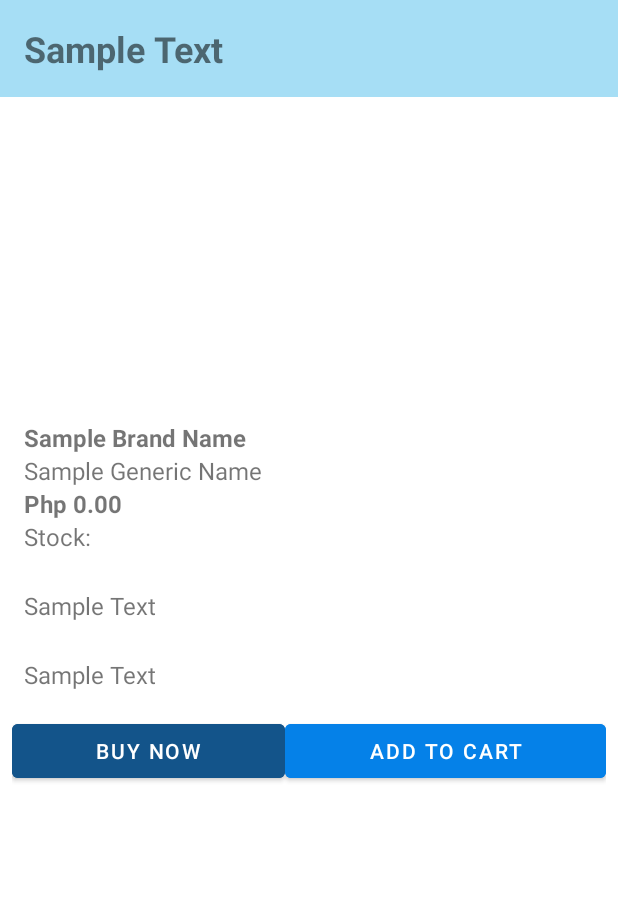
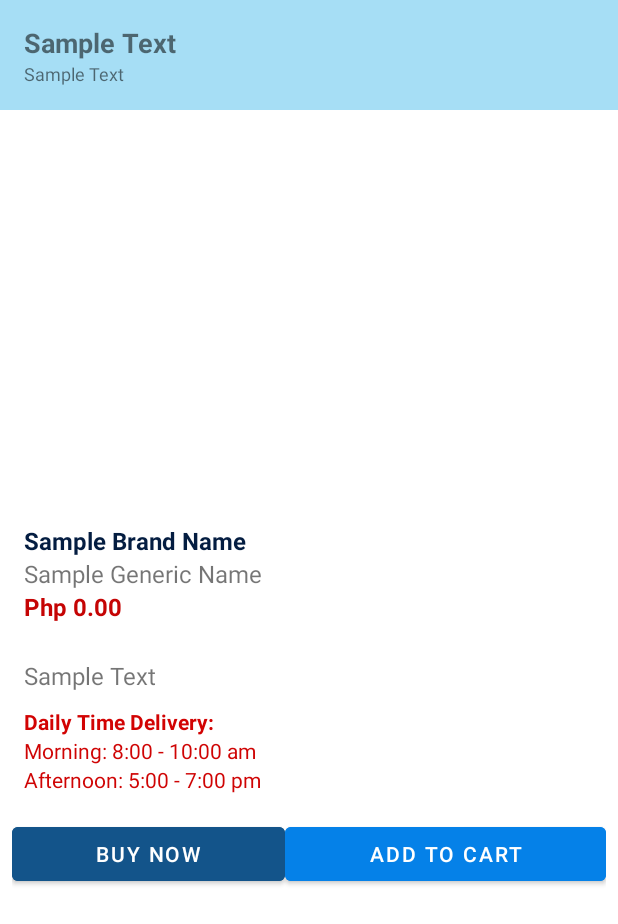
Before and after one commit to TejiApple/Pharmacy3JMobileApp, an Android app: the layout activity_product_details.xml on its own in the app's theme, with its tools: preview values and no code run, on a phone screen of 412 x 824 dp. Shown: the top 924 px of the screen. Run offline under Robolectric (Android 15) with nearby library versions, the phone set to English and light mode, and no system bars.

Commit message:
latest updates

```diff
--- a/app/src/main/AndroidManifest.xml
+++ b/app/src/main/AndroidManifest.xml
@@ -11,7 +11,7 @@
         android:allowBackup="true"
         android:dataExtractionRules="@xml/data_extraction_rules"
         android:fullBackupContent="@xml/backup_rules"
-        android:icon="@drawable/pharmacy_nurse_counter"
+        android:icon="@drawable/pics"
         android:label="@string/app_name"
         android:roundIcon="@mipmap/ic_launcher_round"
         android:supportsRtl="true"
--- a/app/src/main/java/com/project/pharmacy3jmobileapp/ui/ProductDetailsActivity.java
+++ b/app/src/main/java/com/project/pharmacy3jmobileapp/ui/ProductDetailsActivity.java
@@ -80,7 +80,7 @@ public class ProductDetailsActivity extends AppCompatActivity {
         tvItemGenericName = findViewById(R.id.tvItemGenericName);
         tvItemDesc = findViewById(R.id.tvItemDesc);
         tvItemCategory = findViewById(R.id.tvItemCategory);
-        tvItemQuantity = findViewById(R.id.tvItemQuantity);
+//        tvItemQuantity = findViewById(R.id.tvItemQuantity);
 
         ivProduct = findViewById(R.id.ivProductImg);
         Picasso.get().load(imageUrl).into(ivProduct);
--- a/app/src/main/java/com/project/pharmacy3jmobileapp/ui/adapter/DeliveryDetailsAdapter.java
+++ b/app/src/main/java/com/project/pharmacy3jmobileapp/ui/adapter/DeliveryDetailsAdapter.java
@@ -52,7 +52,7 @@ public class DeliveryDetailsAdapter extends BaseAdapter {
             tvOrderDate = convertView.findViewById(R.id.tvOrderDate);
             tvOrderItems = convertView.findViewById(R.id.tvOrderItems);
             tvOrderItemPrice = convertView.findViewById(R.id.tvOrderItemPrice);
-            tvOrderTotalAmount = convertView.findViewById(R.id.tvOrderTotalAmount);
+//            tvOrderTotalAmount = convertView.findViewById(R.id.tvOrderTotalAmount);
             tvOverallTotal = convertView.findViewById(R.id.tvOverallTotal);
             tvOrderStatus = convertView.findViewById(R.id.tvOrderStatus);
 
@@ -75,7 +75,6 @@ public class DeliveryDetailsAdapter extends BaseAdapter {
             tvOrderItemPrice.setText(formattedPrice + " each.");
 
             String formattedTotalPay = "Php " + df.format(ordersModelArrayList.get(position).getTotalPay());
-            tvOrderTotalAmount.setText("Total \n" + formattedTotalPay);
             tvOverallTotal.setText(formattedTotalPay);
 
             String orderStatus = ordersModelArrayList.get(position).getStatus();
--- a/app/src/main/res/layout/activity_main.xml
+++ b/app/src/main/res/layout/activity_main.xml
@@ -29,7 +29,7 @@
             <ImageView
                 android:layout_width="wrap_content"
                 android:layout_height="250dp"
-                android:background="@drawable/pharmacy_nurse_counter"
+                android:background="@drawable/pic"
                 android:layout_marginTop="32dp"
                 android:layout_marginEnd="75dp"
                 android:layout_marginStart="75dp" />
--- a/app/src/main/res/layout/activity_product_details.xml
+++ b/app/src/main/res/layout/activity_product_details.xml
@@ -18,15 +18,25 @@
             android:background="#A6DEF5">
 
             <TextView
+                android:id="@+id/tvItemCategory"
+                android:layout_width="wrap_content"
+                android:layout_height="wrap_content"
+                android:text="Sample Text"
+                android:textSize="18sp"
+                android:textStyle="bold"
+                app:layout_constraintTop_toTopOf="parent"
+                app:layout_constraintStart_toStartOf="parent"
+                tools:layout_editor_absoluteX="6dp" />
+
+            <TextView
                 android:id="@+id/tvProductName"
                 android:layout_width="wrap_content"
                 android:layout_height="wrap_content"
-                app:layout_constraintStart_toStartOf="parent"
-                app:layout_constraintTop_toTopOf="parent"
                 android:text="Sample Text"
-                android:textSize="24sp"
-                android:textStyle="bold"/>
-
+                android:textSize="12sp"
+                android:textStyle="normal"
+                app:layout_constraintTop_toBottomOf="@+id/tvItemCategory"
+                app:layout_constraintStart_toStartOf="parent" />
         </androidx.constraintlayout.widget.ConstraintLayout>
 
         <LinearLayout
@@ -38,7 +48,7 @@
             <ImageView
                 android:id="@+id/ivProductImg"
                 android:layout_width="wrap_content"
-                android:layout_height="200dp"
+                android:layout_height="250dp"
                 android:layout_gravity="center"/>
 
 
@@ -46,9 +56,11 @@
                 android:id="@+id/tvItemBrandName"
                 android:layout_width="wrap_content"
                 android:layout_height="wrap_content"
+                android:paddingTop="10dp"
                 android:text="Sample Brand Name"
+                android:textColor="#041D41"
                 android:textSize="16sp"
-                android:textStyle="bold"/>
+                android:textStyle="bold" />
 
             <TextView
                 android:id="@+id/tvItemGenericName"
@@ -62,15 +74,9 @@
                 android:layout_width="wrap_content"
                 android:layout_height="wrap_content"
                 android:text="Php 0.00"
+                android:textColor="#C50404"
                 android:textSize="16sp"
-                android:textStyle="bold"/>
-
-            <TextView
-                android:id="@+id/tvItemQuantity"
-                android:layout_width="wrap_content"
-                android:layout_height="wrap_content"
-                android:text="Stock: "
-                android:textSize="16sp" />
+                android:textStyle="bold" />
 
             <TextView
                 android:id="@+id/tvItemDesc"
@@ -81,13 +87,28 @@
                 android:textSize="16sp"/>
 
             <TextView
-                android:id="@+id/tvItemCategory"
+                android:id="@+id/textView"
                 android:layout_width="wrap_content"
                 android:layout_height="wrap_content"
-                android:layout_marginTop="24dp"
-                android:text="Sample Text"
-                android:textSize="16sp"/>
+                android:paddingTop="10dp"
+                android:text="Daily Time Delivery:"
+                android:textColor="#D20303"
+                android:textSize="14sp"
+                android:textStyle="bold" />
 
+            <TextView
+                android:id="@+id/textView2"
+                android:layout_width="match_parent"
+                android:layout_height="wrap_content"
+                android:text="Morning: 8:00 - 10:00 am"
+                android:textColor="#CF0404" />
+
+            <TextView
+                android:id="@+id/textView3"
+                android:layout_width="match_parent"
+                android:layout_height="wrap_content"
+                android:text="Afternoon: 5:00 - 7:00 pm"
+                android:textColor="#CF0404" />
         </LinearLayout>
 
         <LinearLayout
```
Also changed, not shown: app/src/main/res/layout/homepage_filter_drawer.xml (+18 -6 lines), app/src/main/res/layout/listview_cart.xml (+35 -21 lines), app/src/main/res/layout/listview_delivery.xml (+18 -13 lines), app/src/main/res/drawable/pic.png (added), app/src/main/res/drawable/pics.png (added).
